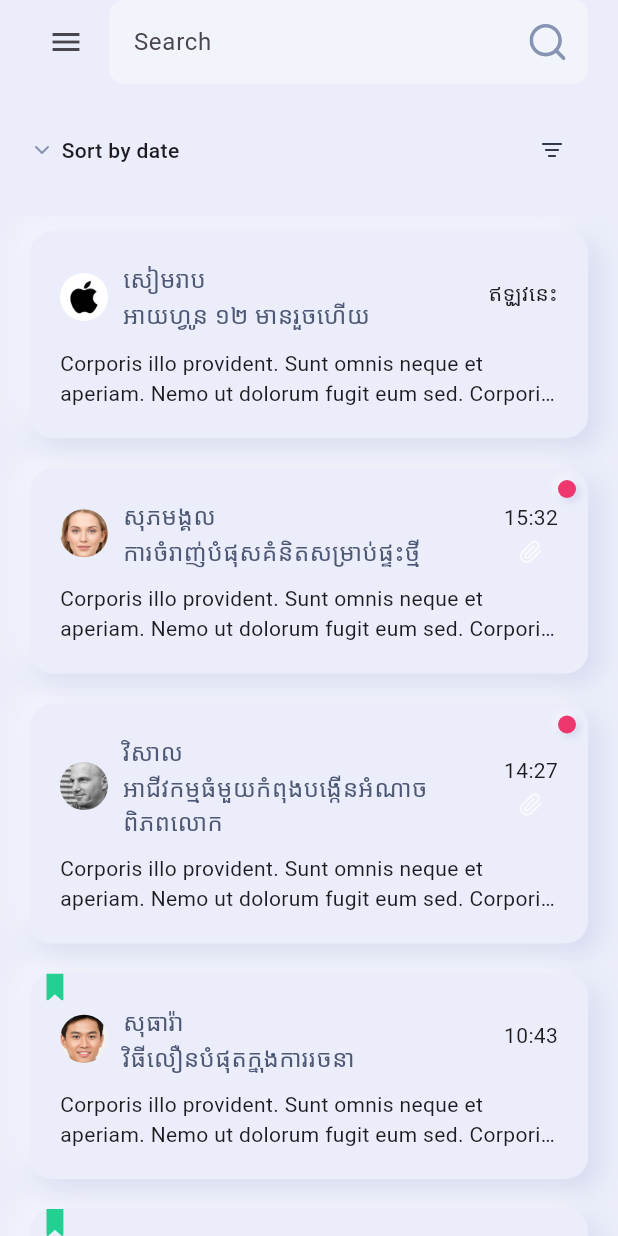
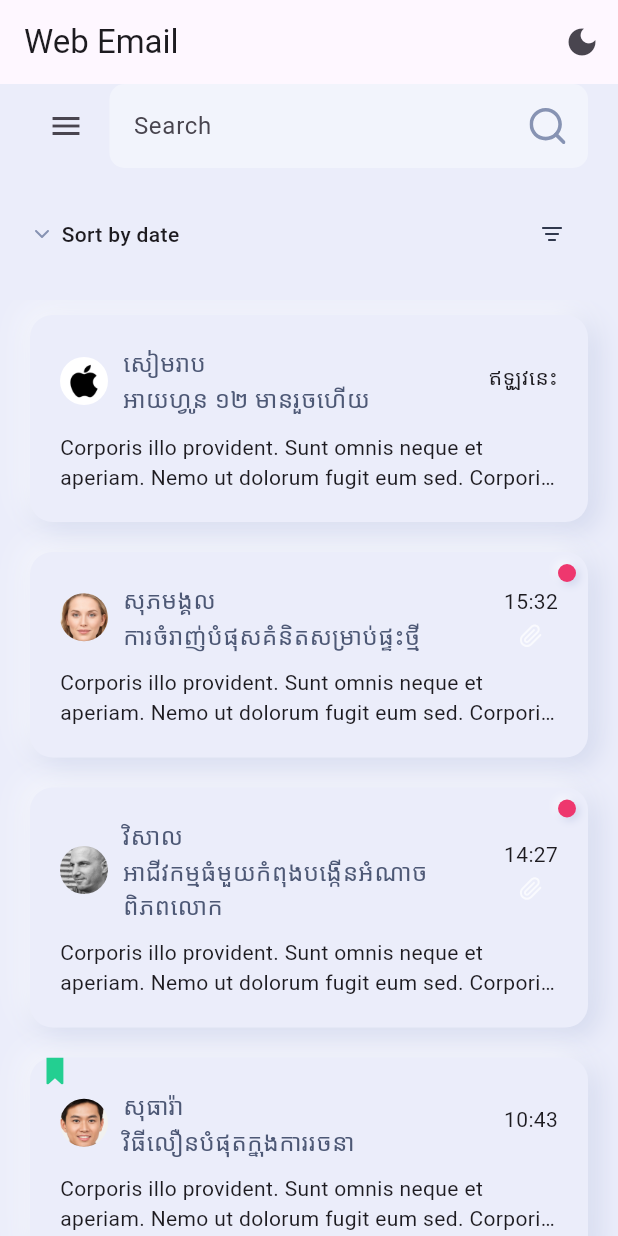
Before and after one commit to kakelay/Outlook-UI, a Flutter app: the screen it shows after launch, on a phone screen of 412 x 824 dp. Run offline on Flutter 3.47's test engine with Material 3 defaults, Android fonts, the light colour scheme and no system bars; our stand-ins replace websafe_svg.

Commit message:
updatcode main.dart main_screen.dart

```diff
--- a/lib/main.dart
+++ b/lib/main.dart
@@ -1,20 +1,33 @@
 import 'package:flutter/material.dart';
-
 import 'package:web_email/screens/main/main_screen.dart';
 
 void main() {
   runApp(MyApp());
 }
 
-class MyApp extends StatelessWidget {
-  // This widget is the root of your application.
+class MyApp extends StatefulWidget {
+  @override
+  _MyAppState createState() => _MyAppState();
+}
+
+class _MyAppState extends State<MyApp> {
+  bool isDarkMode = false;
+
+  void toggleTheme() {
+    setState(() {
+      isDarkMode = !isDarkMode;
+    });
+  }
+
   @override
   Widget build(BuildContext context) {
     return MaterialApp(
-      debugShowCheckedModeBanner: true,
+      debugShowCheckedModeBanner: false,
       title: 'Flutter Demo',
-      theme: ThemeData(),
-      home: MainScreen(),
+      theme: ThemeData.light(),
+      darkTheme: ThemeData.dark(),
+      themeMode: isDarkMode ? ThemeMode.dark : ThemeMode.light,
+      home: MainScreen(toggleTheme: toggleTheme),
     );
   }
 }
--- a/lib/screens/main/main_screen.dart
+++ b/lib/screens/main/main_screen.dart
@@ -5,42 +5,43 @@ import 'package:web_email/screens/email/email_screen.dart';
 import 'components/list_of_emails.dart';
 
 class MainScreen extends StatelessWidget {
+  final VoidCallback toggleTheme;
+
+  const MainScreen({super.key, required this.toggleTheme});
+
   @override
   Widget build(BuildContext context) {
-    // It provide us the width and height
+    // It provides us the width and height
     Size _size = MediaQuery.of(context).size;
     return Scaffold(
+      appBar: AppBar(
+        title: Text('Web Email'),
+        actions: [
+          IconButton(
+            icon: Icon(
+              Theme.of(context).brightness == Brightness.dark
+                  ? Icons.light_mode
+                  : Icons.dark_mode,
+            ),
+            onPressed: toggleTheme,
+          ),
+        ],
+      ),
       body: Responsive(
         // Let's work on our mobile part
+
         mobile: ListOfEmails(),
         tablet: Row(
           children: [
-            Expanded(
-              flex: 6,
-              child: ListOfEmails(),
-            ),
-            Expanded(
-              flex: 9,
-              child: EmailScreen(),
-            ),
+            Expanded(flex: 6, child: ListOfEmails()),
+            Expanded(flex: 9, child: EmailScreen()),
           ],
         ),
         desktop: Row(
           children: [
-            // Once our width is less then 1300 then it start showing errors
-            // Now there is no error if our width is less then 1340
-            Expanded(
-              flex: _size.width > 1340 ? 2 : 4,
-              child: SideMenu(),
-            ),
-            Expanded(
-              flex: _size.width > 1340 ? 3 : 5,
-              child: ListOfEmails(),
-            ),
-            Expanded(
-              flex: _size.width > 1340 ? 8 : 10,
-              child: EmailScreen(),
-            ),
+            Expanded(flex: _size.width > 1340 ? 2 : 4, child: SideMenu()),
+            Expanded(flex: _size.width > 1340 ? 3 : 5, child: ListOfEmails()),
+            Expanded(flex: _size.width > 1340 ? 8 : 10, child: EmailScreen()),
           ],
         ),
       ),
```
